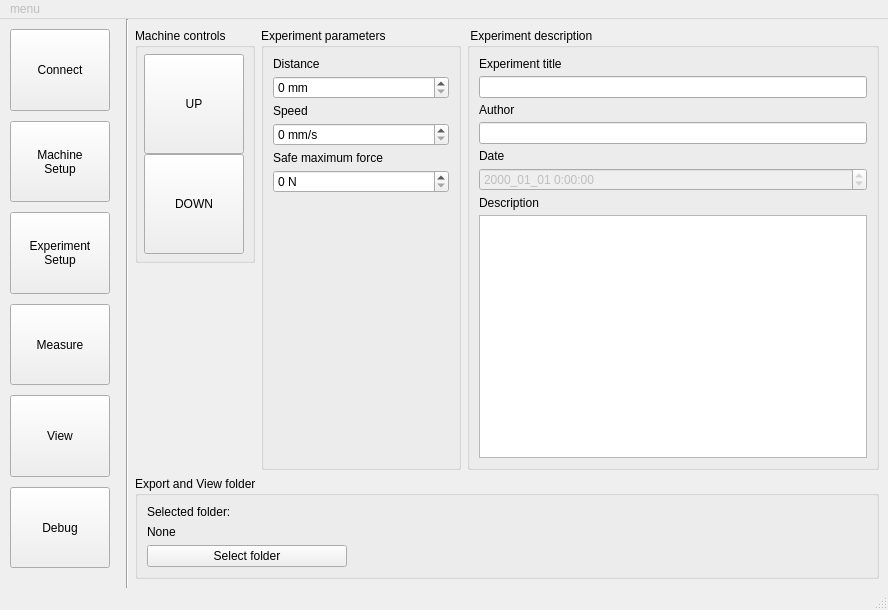
Above: src/main/resources/base/design.ui from OndrejPistora/thymos-loader before the change. Below: the same form after it.
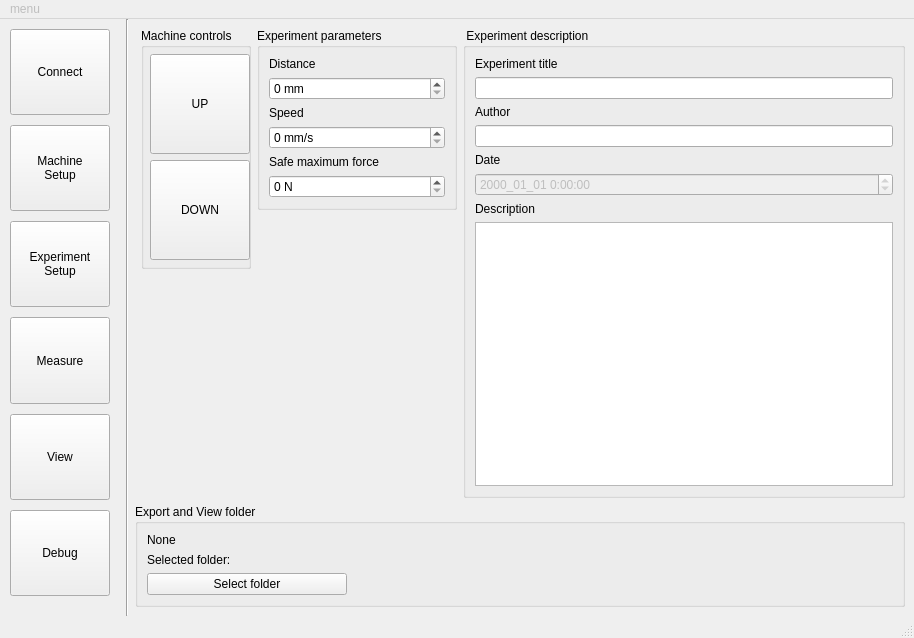
That is the form after the change. The open tabs and pages were chosen to show the change. Custom widgets are drawn as their Qt base class.

Commit message: finish new layout, frames, responsive

Diff of the .ui file:
```diff
--- a/src/main/resources/base/design.ui
+++ b/src/main/resources/base/design.ui
@@ -6,8 +6,8 @@
    <rect>
     <x>0</x>
     <y>0</y>
-    <width>888</width>
-    <height>610</height>
+    <width>914</width>
+    <height>638</height>
    </rect>
   </property>
   <property name="windowTitle">
@@ -819,26 +819,43 @@
             <number>0</number>
            </property>
            <item>
+            <widget class="QFrame" name="">
             <layout class="QHBoxLayout" name="horizontalLayout_5" stretch="0,0,1">
              <property name="sizeConstraint">
               <enum>QLayout::SetDefaultConstraint</enum>
              </property>
-             <item>
-              <layout class="QVBoxLayout" name="verticalLayout_13">
-               <property name="spacing">
-                <number>-1</number>
-               </property>
                <property name="leftMargin">
+               <number>6</number>
+              </property>
+              <property name="topMargin">
                 <number>0</number>
                </property>
-               <item>
+              <property name="rightMargin">
+               <number>0</number>
+              </property>
+              <property name="bottomMargin">
+               <number>0</number>
+              </property>
+              <item alignment="Qt::AlignLeft|Qt::AlignTop">
                 <widget class="QGroupBox" name="groupBox">
                  <property name="sizePolicy">
-                  <sizepolicy hsizetype="Minimum" vsizetype="Maximum">
+                 <sizepolicy hsizetype="Preferred" vsizetype="Preferred">
                    <horstretch>0</horstretch>
                    <verstretch>0</verstretch>
                   </sizepolicy>
                  </property>
+                <property name="maximumSize">
+                 <size>
+                  <width>110</width>
+                  <height>16777215</height>
+                 </size>
+                </property>
+                <property name="baseSize">
+                 <size>
+                  <width>100</width>
+                  <height>0</height>
+                 </size>
+                </property>
                  <property name="title">
                   <string>Machine controls</string>
                  </property>
@@ -859,17 +876,6 @@
                    <number>6</number>
                   </property>
                   <item>
-                   <layout class="QVBoxLayout" name="verticalLayout_6">
-                    <property name="spacing">
-                     <number>0</number>
-                    </property>
-                    <property name="sizeConstraint">
-                     <enum>QLayout::SetMaximumSize</enum>
-                    </property>
-                    <property name="rightMargin">
-                     <number>0</number>
-                    </property>
-                    <item>
                      <widget class="QPushButton" name="buttonUp">
                       <property name="sizePolicy">
                        <sizepolicy hsizetype="Fixed" vsizetype="Fixed">
@@ -920,27 +926,16 @@
                      </widget>
                     </item>
                    </layout>
-                  </item>
-                 </layout>
-                </widget>
-               </item>
-               <item>
-                <spacer name="verticalSpacer_3">
-                 <property name="orientation">
-                  <enum>Qt::Vertical</enum>
-                 </property>
-                 <property name="sizeHint" stdset="0">
-                  <size>
-                   <width>20</width>
-                   <height>40</height>
-                  </size>
-                 </property>
-                </spacer>
-               </item>
-              </layout>
-             </item>
-             <item>
+               </widget>
+              </item>
+              <item alignment="Qt::AlignTop">
               <widget class="QGroupBox" name="groupBox_4">
+                <property name="sizePolicy">
+                 <sizepolicy hsizetype="Preferred" vsizetype="Preferred">
+                  <horstretch>0</horstretch>
+                  <verstretch>0</verstretch>
+                 </sizepolicy>
+                </property>
                <property name="minimumSize">
                 <size>
                  <width>200</width>
@@ -952,11 +947,6 @@
                </property>
                <layout class="QVBoxLayout" name="verticalLayout_8">
                 <item>
-                 <layout class="QVBoxLayout" name="verticalLayout_3">
-                  <property name="spacing">
-                   <number>5</number>
-                  </property>
-                  <item>
                    <widget class="QLabel" name="label_17">
                     <property name="sizePolicy">
                      <sizepolicy hsizetype="Preferred" vsizetype="Maximum">
@@ -1031,21 +1021,6 @@
                     </property>
                    </widget>
                   </item>
-                  <item>
-                   <spacer name="verticalSpacer_2">
-                    <property name="orientation">
-                     <enum>Qt::Vertical</enum>
-                    </property>
-                    <property name="sizeHint" stdset="0">
-                     <size>
-                      <width>20</width>
-                      <height>40</height>
-                     </size>
-                    </property>
-                   </spacer>
-                  </item>
-                 </layout>
-                </item>
                </layout>
               </widget>
              </item>
@@ -1056,14 +1031,6 @@
                </property>
                <layout class="QVBoxLayout" name="verticalLayout_9">
                 <item>
-                 <layout class="QVBoxLayout" name="verticalLayout_2">
-                  <property name="spacing">
-                   <number>5</number>
-                  </property>
-                  <property name="sizeConstraint">
-                   <enum>QLayout::SetDefaultConstraint</enum>
-                  </property>
-                  <item>
                    <widget class="QLabel" name="label_12">
                     <property name="text">
                      <string>Experiment title</string>
@@ -1111,11 +1078,10 @@
                    <widget class="QTextEdit" name="inputExperimentDescription"/>
                   </item>
                  </layout>
-                </item>
-               </layout>
               </widget>
              </item>
             </layout>
+            </widget>
            </item>
            <item>
             <widget class="QGroupBox" name="groupBox_2">
@@ -1124,21 +1090,19 @@
              </property>
              <layout class="QVBoxLayout" name="verticalLayout_10">
               <item>
-               <layout class="QVBoxLayout" name="verticalLayout_5">
-                <item>
-                 <widget class="QLabel" name="label_4">
-                  <property name="text">
-                   <string>Selected folder:</string>
-                  </property>
-                 </widget>
-                </item>
-                <item>
                  <widget class="QLabel" name="labOutFolder">
                   <property name="text">
                    <string>None</string>
                   </property>
                  </widget>
                 </item>
+              <item>
+               <widget class="QLabel" name="label_4">
+                <property name="text">
+                 <string>Selected folder:</string>
+                </property>
+               </widget>
+              </item>
                 <item>
                  <widget class="QPushButton" name="butOutSelectFolder">
                   <property name="maximumSize">
@@ -1153,8 +1117,6 @@
                  </widget>
                 </item>
                </layout>
-              </item>
-             </layout>
             </widget>
            </item>
           </layout>
@@ -1583,7 +1545,7 @@
     <rect>
      <x>0</x>
      <y>0</y>
-     <width>888</width>
+     <width>914</width>
      <height>24</height>
     </rect>
    </property>
```
Left out of the diff: 110 changed lines with no effect on the pictures. Lines whose indentation alone changed are shown as unchanged.
